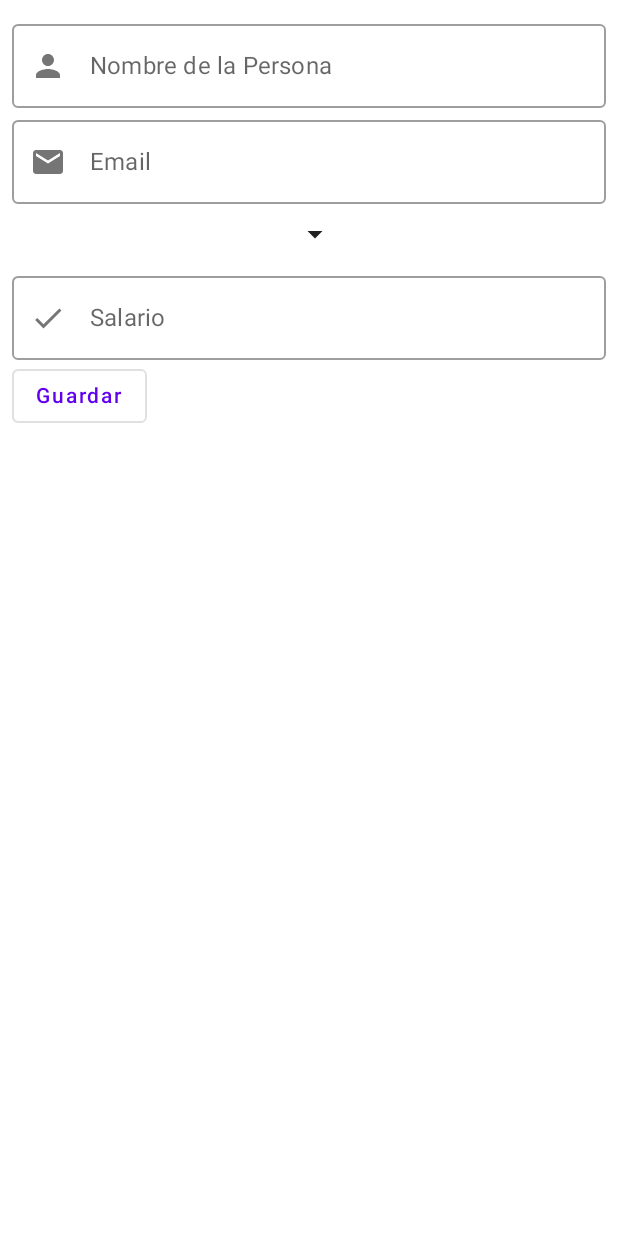
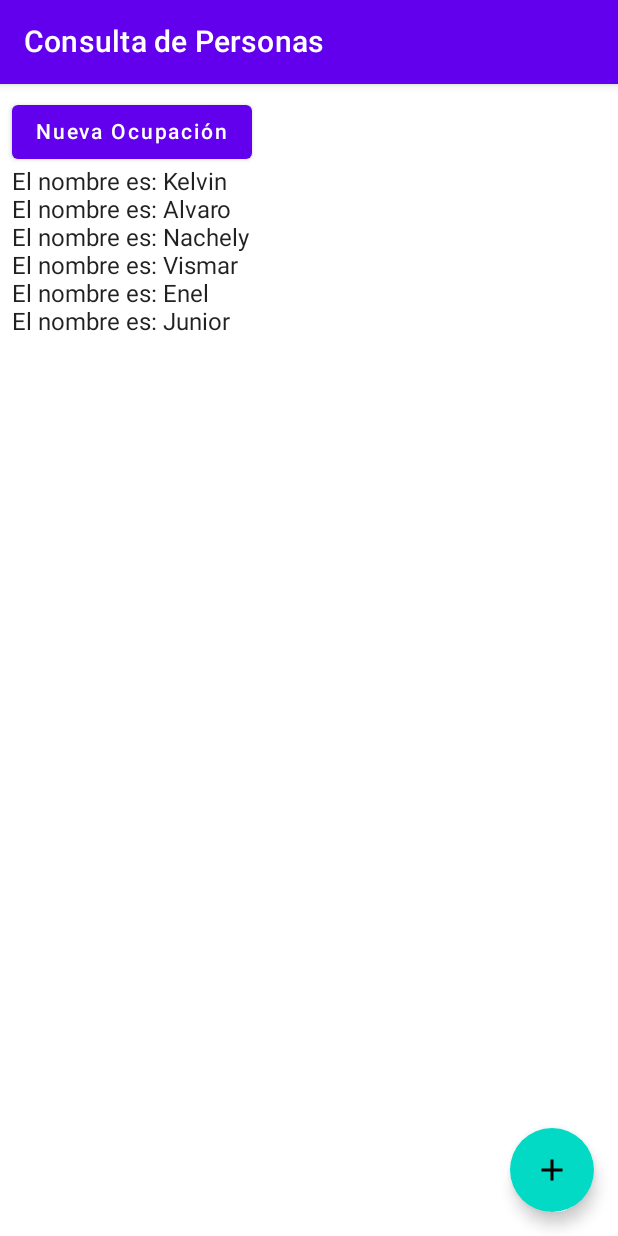
Before and after one commit to nachelysanchez/PrestamosRegisterCompose, an Android app built with Jetpack Compose: the RegistroPersonaScreen screen opened through its navigation route, after a tap on "Guardar", on a phone screen of 412 x 824 dp. Run offline under Robolectric (Android 15) with nearby library versions, the phone set to English and light mode, and no system bars.

Commit message:
Culminando navigation funcional

```diff
--- a/app/src/main/java/com/example/peopleregistercompose/MainActivity.kt
+++ b/app/src/main/java/com/example/peopleregistercompose/MainActivity.kt
@@ -49,7 +49,7 @@ class MainActivity : ComponentActivity() {
 fun MyApp() {
     val navHostController = rememberNavController()
 
-    NavHost(navController = navHostController, startDestination = "ConsultaOcupaciones"){
+    NavHost(navController = navHostController, startDestination = "ConsultaPersonas"){
         composable("ConsultaOcupaciones"){
             ConsultaOcupacionesScreen(navHostController = navHostController)
         }
@@ -57,10 +57,10 @@ fun MyApp() {
             RegistroOcupacionesScreen(navHostController = navHostController)
         }
         composable("ConsultaPersonas"){
-            ConsultaPersonaScreen()
+            ConsultaPersonaScreen(navHostController = navHostController)
         }
         composable("RegistroPersona"){
-            RegistroPersonaScreen()
+            RegistroPersonaScreen(navHostController = navHostController)
         }
     }
 }
@@ -114,7 +114,7 @@ fun RegistroOcupacionesScreen(navHostController: NavHostController){
             },
             leadingIcon = {
                 Icon(
-                    imageVector = Icons.Default.Person,
+                    imageVector = Icons.Default.Settings,
                     contentDescription = null)
             }
         )
@@ -128,9 +128,24 @@ fun RegistroOcupacionesScreen(navHostController: NavHostController){
 }
 
 @Composable
-fun ConsultaPersonaScreen(){
+fun ConsultaPersonaScreen(navHostController: NavHostController){
+    Scaffold(
+        topBar = {
+            TopAppBar(
+                title = { Text(text = "Consulta de Personas")}
+            )
+        },
+        floatingActionButton = {
+            FloatingActionButton(onClick = {
+                navHostController.navigate("RegistroPersonas")
+            }) {
+                Icon(imageVector = Icons.Default.Add, contentDescription = null)
+            }
+        }
+
+    ) {
         Column(modifier = Modifier.padding(8.dp)) {
-        Button(onClick = { /*TODO*/ }) {
+            Button(onClick = { navHostController.navigate("ConsultaOcupaciones") }) {
                 Text(text = "Nueva Ocupación")
             }
             val lista = listOf("Kelvin", "Alvaro", "Nachely", "Vismar", "Enel", "Junior")
@@ -143,8 +158,10 @@ fun ConsultaPersonaScreen(){
         }
     }
 
+}
+
 @Composable
-fun RegistroPersonaScreen(){
+fun RegistroPersonaScreen(navHostController: NavHostController){
     var person by rememberSaveable(){
         mutableStateOf("")
     }
@@ -166,8 +183,8 @@ fun RegistroPersonaScreen(){
         )
 
         OutlinedTextField(
-            value = "",
-            onValueChange = {},
+            value = person,
+            onValueChange = {person = it},
             modifier = Modifier.fillMaxWidth(),
             label = {
                 Text(text = "Email")
@@ -182,8 +199,8 @@ fun RegistroPersonaScreen(){
         OcupacionesSpinner(ocupacion = ocup)
 
         OutlinedTextField(
-            value = "",
-            onValueChange = {},
+            value = person,
+            onValueChange = {person = it},
             modifier = Modifier.fillMaxWidth(),
             label = {
                 Text(text = "Salario")
@@ -195,7 +212,7 @@ fun RegistroPersonaScreen(){
             }
         )
 
-        OutlinedButton(onClick = { /*TODO*/ }) {
+        OutlinedButton(onClick = { navHostController.navigateUp() }) {
             Text(text = "Guardar")
         }
     }
```
Lines whose indentation alone changed are shown as unchanged.
